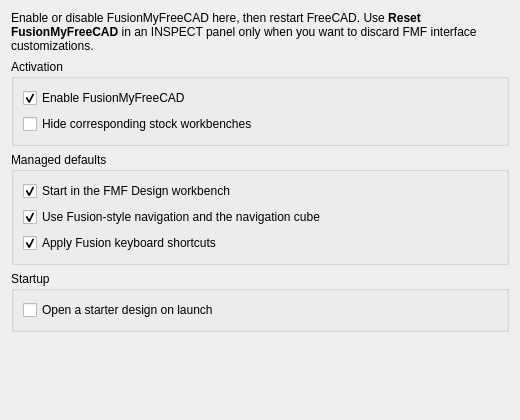
colintrachte/FusionMyFreeCAD, file Resources/FusionMyFreeCAD/preferences.ui: the form before one commit.
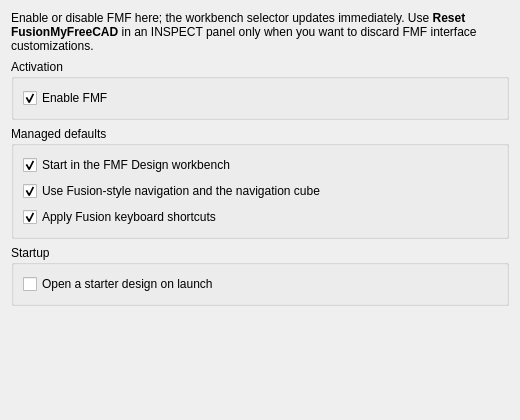
The form after the commit. Custom widgets are drawn as their Qt base class.

Commit message: fix: instead of disabling the ribbon, just disable the workbenches when FMF turned off

```diff
--- a/Resources/FusionMyFreeCAD/preferences.ui
+++ b/Resources/FusionMyFreeCAD/preferences.ui
@@ -17,7 +17,7 @@
    <item>
     <widget class="QLabel" name="introLabel">
      <property name="text">
-      <string>Enable or disable FusionMyFreeCAD here, then restart FreeCAD. Use &lt;b&gt;Reset FusionMyFreeCAD&lt;/b&gt; in an INSPECT panel only when you want to discard FMF interface customizations.</string>
+      <string>Enable or disable FMF here; the workbench selector updates immediately. Use &lt;b&gt;Reset FusionMyFreeCAD&lt;/b&gt; in an INSPECT panel only when you want to discard FMF interface customizations.</string>
      </property>
      <property name="wordWrap">
       <bool>true</bool>
@@ -36,7 +36,7 @@
          <string>When disabled, FusionMyFreeCAD leaves the standard FreeCAD interface active on the next launch.</string>
         </property>
         <property name="text">
-         <string>Enable FusionMyFreeCAD</string>
+         <string>Enable FMF</string>
         </property>
         <property name="checked">
          <bool>true</bool>
@@ -49,25 +49,6 @@
         </property>
        </widget>
       </item>
-      <item>
-       <widget class="Gui::PrefCheckBox" name="hideNativeWorkbenches">
-        <property name="toolTip">
-         <string>Hide the four corresponding stock workbenches while FusionMyFreeCAD is enabled. Their prior visibility is restored when FusionMyFreeCAD is disabled.</string>
-        </property>
-        <property name="text">
-         <string>Hide corresponding stock workbenches</string>
-        </property>
-        <property name="checked">
-         <bool>false</bool>
-        </property>
-        <property name="prefEntry" stdset="0">
-         <cstring>HideNativeWorkbenches</cstring>
-        </property>
-        <property name="prefPath" stdset="0">
-         <cstring>Mod/FusionMyFreeCAD</cstring>
-        </property>
-       </widget>
-      </item>
      </layout>
     </widget>
    </item>
```
Left out of the diff: 6 changed lines with no effect on the pictures. The commit also changes 20 other files.
